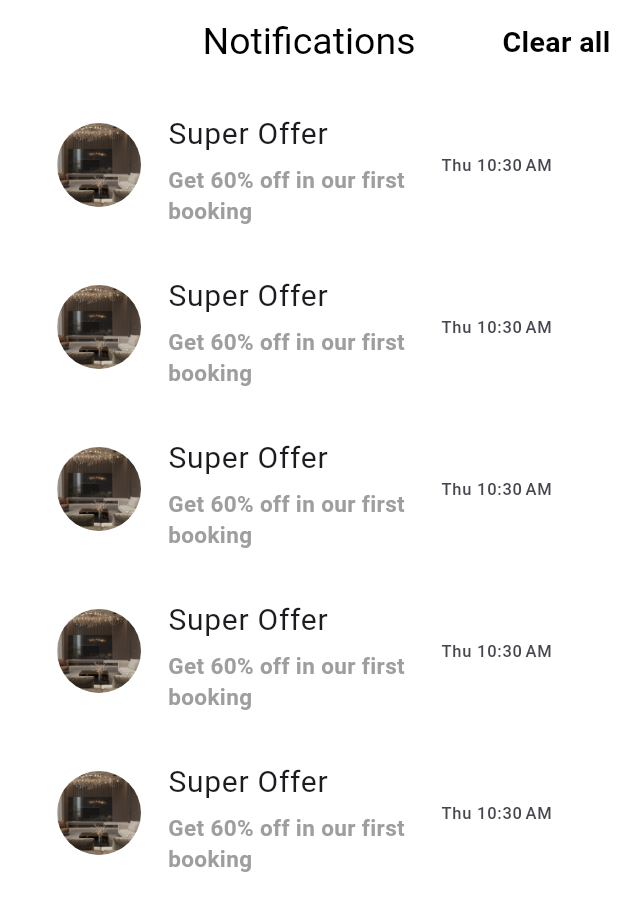
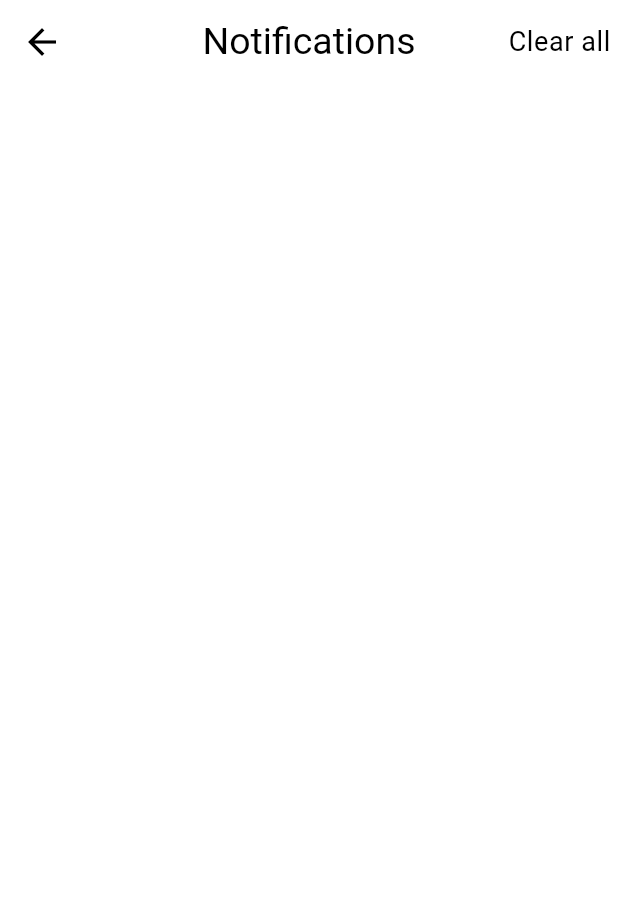
Before and after one commit to raedibrahim-2002/final_project, a Flutter app: the NotificationView screen opened directly, after a tap on "Clear all", on a phone screen of 412 x 824 dp. Shown: the top 911 px of the screen. Run offline on Flutter 3.47's test engine with Material 3 defaults, Android fonts, the phone set to English and light mode, and no system bars; our stand-ins replace curved_navigation_bar, get, introduction_screen.

Commit message:
notifications commit2

```diff
--- a/lib/features/home/presentation/views/home_view.dart
+++ b/lib/features/home/presentation/views/home_view.dart
@@ -142,7 +142,7 @@ class AppBarBody extends StatelessWidget {
             ),
             IconButton(
               onPressed: () {
-                Navigator.pushReplacement(
+                Navigator.push(
                   context,
                   MaterialPageRoute(
                     builder: (context) {
--- a/lib/features/home/presentation/views/notifications_view.dart
+++ b/lib/features/home/presentation/views/notifications_view.dart
@@ -1,16 +1,29 @@
+
 import 'package:flutter/material.dart';
+import 'package:get/get.dart';
 import 'package:intl/intl.dart';
 
-class NotificationView extends StatelessWidget {
+class NotificationView extends StatefulWidget {
   const NotificationView({Key? key}) : super(key: key);
 
-  final List<CustomNotification> notifications = const [
+  @override
+  _NotificationViewState createState() => _NotificationViewState();
+}
+
+class _NotificationViewState extends State<NotificationView> {
+  List<CustomNotification> notifications = const [
     CustomNotification(),
     CustomNotification(),
     CustomNotification(),
     CustomNotification(),
     CustomNotification(),
   ];
+
+  void clearAllNotifications() {
+    setState(() {
+      notifications = [];
+    });
+  }
 
   @override
   Widget build(BuildContext context) {
@@ -31,11 +44,11 @@ class NotificationView extends StatelessWidget {
             child: Padding(
               padding: const EdgeInsets.only(right: 5),
               child: GestureDetector(
-                child: const Text(
+                onTap: clearAllNotifications, // Calling the clear function here
+                child: Text(
                   'Clear all',
-                  style: TextStyle(color: Colors.black, fontSize: 19),
+                  style: Theme.of(context).textTheme.bodySmall,
                 ),
-                onTap: () {},
               ),
             ),
           )
--- a/lib/main.dart
+++ b/lib/main.dart
@@ -1,5 +1,4 @@
 import 'package:flutter/material.dart';
-import 'package:flutter_final_graduation_project/features/home/presentation/views/notifications_view.dart';
 import 'package:flutter_final_graduation_project/features/onboardings/presentation/onboarding1/views/onboarding_view.dart';
 import 'package:flutter_final_graduation_project/features/splash/presentation/view/splash_view.dart';
 import 'package:get/get.dart';
@@ -35,7 +34,7 @@ class MyApp extends StatelessWidget {
                 fontSize: 18,
                 fontWeight: FontWeight.normal)),
       ),
-      home: NotificationView(),
+      home: SplashView(),
     );
   }
 }
```
